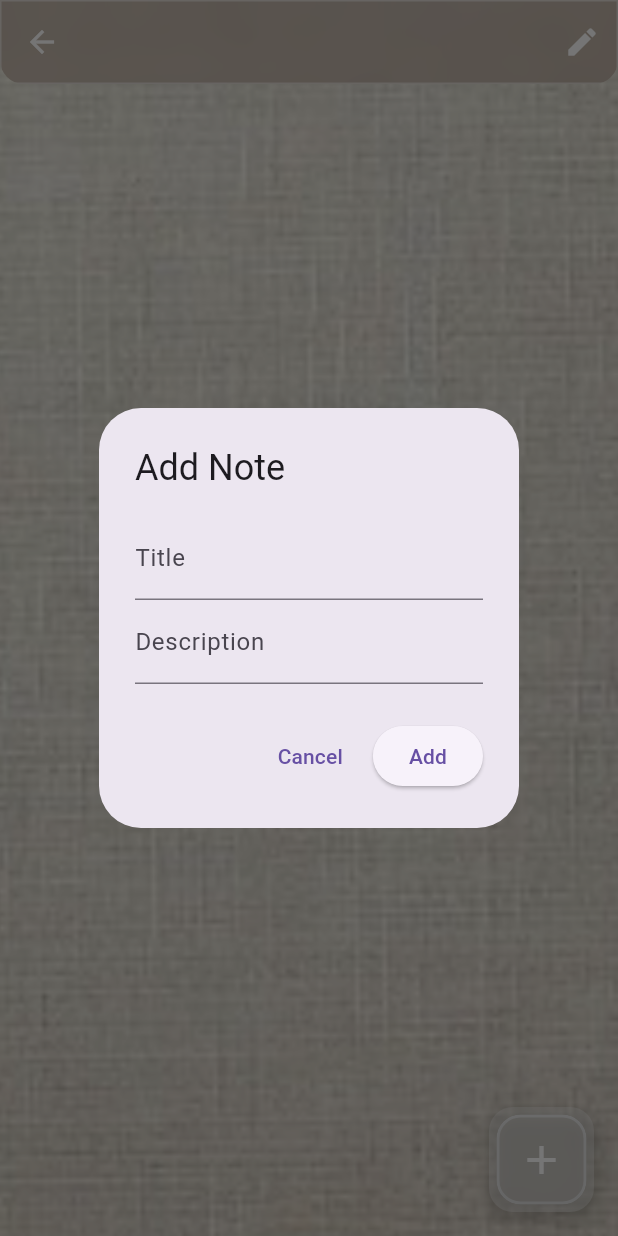
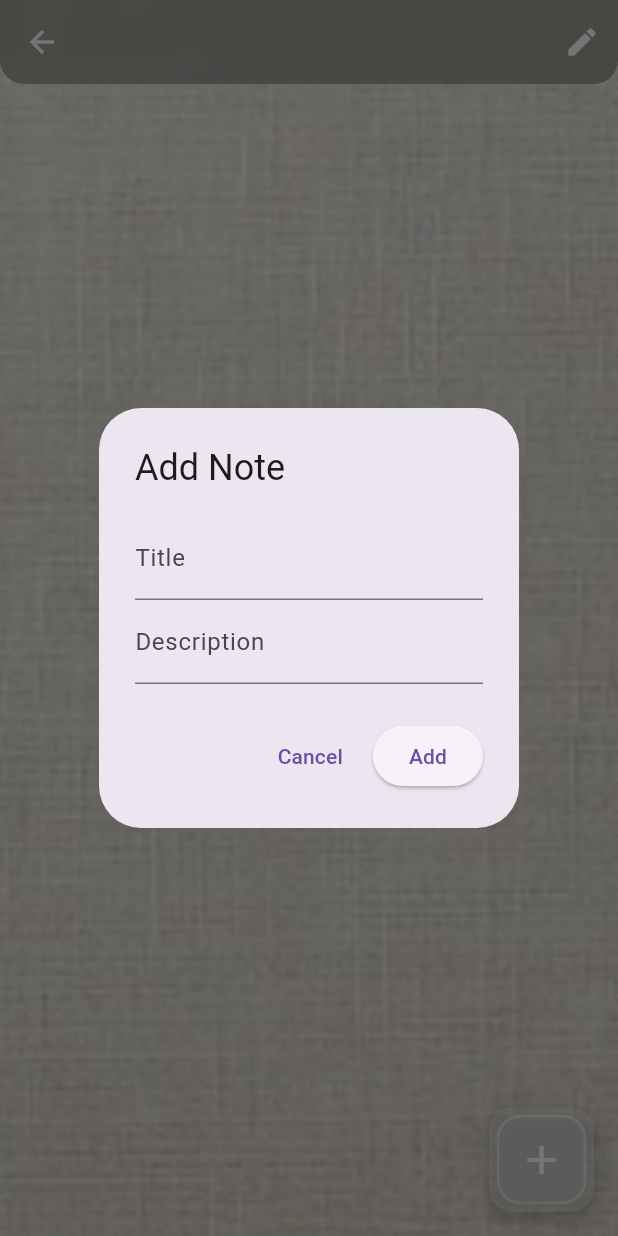
Before and after one commit to johnhcolani/Great-Note, a Flutter app: the NotePage screen opened directly with empty values, after a tap on the "add" icon, on a phone screen of 412 x 824 dp. Run offline on Flutter 3.47's test engine with Material 3 defaults, Android fonts, the phone set to English and light mode, and no system bars; our stand-ins replace bloc, equatable, flutter_bloc, image_picker, sqflite; missing offline and left inert: flutter_quill; accounts and stored records are empty.

Commit message:
Completed UI

```diff
--- a/lib/core/widgets/custom_floating_action_button.dart
+++ b/lib/core/widgets/custom_floating_action_button.dart
@@ -8,8 +8,8 @@ class GlossyRectangularButton extends StatelessWidget {
   const GlossyRectangularButton({
     required this.onPressed,
     required this.icon,
-    Key? key,
-  }) : super(key: key);
+    super.key,
+  });
 
   @override
   Widget build(BuildContext context) {
@@ -49,7 +49,7 @@ class GlossyRectangularButton extends StatelessWidget {
                   color: Colors.black.withOpacity(0.2), // Soft shadow effect
                   blurRadius: 10,
                   spreadRadius: 1,
-                  offset: Offset(0, 4), // Slight shadow below the button
+                  offset: const Offset(0, 4), // Slight shadow below the button
                 ),
               ],
             ),
--- a/lib/core/widgets/glossy_app_bar.dart
+++ b/lib/core/widgets/glossy_app_bar.dart
@@ -7,11 +7,11 @@ class GlossyAppBar extends StatelessWidget implements PreferredSizeWidget {
   final bool centerTitle;
 
   const GlossyAppBar({
-    Key? key,
+    super.key,
     required this.title,
     this.actions = const [],
     this.centerTitle = true, required Color backgroundColor, required int elevation,
-  }) : super(key: key);
+  });
 
   @override
   Widget build(BuildContext context) {
@@ -27,14 +27,11 @@ class GlossyAppBar extends StatelessWidget implements PreferredSizeWidget {
             child: Container(
               height: 200,
               decoration: BoxDecoration(
-                color: Colors.brown.withOpacity(0.3), // Glossy effect with opacity
+                color: Colors.black.withOpacity(0.3), // Glossy effect with opacity
                 borderRadius: const BorderRadius.vertical(
                   bottom: Radius.circular(0), // Same rounded corners
                 ),
-                border: Border.all(
-                  color: Colors.white.withOpacity(0.5), // White border for gloss
-                  width: 1.0,
-                ),
+
               ),
             ),
           ),
--- a/lib/features/app_background/app_background.dart
+++ b/lib/features/app_background/app_background.dart
@@ -1,15 +1,40 @@
+import 'dart:io';
+
 import 'package:flutter/material.dart';
+import 'package:flutter_bloc/flutter_bloc.dart';
+
+import 'bloc/background_bloc.dart';
 
 class AppBackground extends StatelessWidget {
   const AppBackground({super.key});
 
   @override
   Widget build(BuildContext context) {
-    return  Container(
-        decoration: const BoxDecoration(
-        image: DecorationImage(image: AssetImage('assets/images/pure_background.png'),
-            fit: BoxFit.cover
-        )
-    ));
+    // Dispatch the load event when the widget is built
+    context.read<BackgroundBloc>().add(LoadBackgroundEvent());
+
+    return BlocBuilder<BackgroundBloc, BackgroundState>(
+      builder: (context, state) {
+        if (state is BackgroundLoaded) {
+          return Container(
+            decoration: BoxDecoration(
+              image: DecorationImage(
+                image: FileImage(File(state.imagePath)),
+                fit: BoxFit.cover,
+              ),
+            ),
+          );
+        } else {
+          return Container(
+            decoration: const BoxDecoration(
+              image: DecorationImage(
+                image: AssetImage('assets/images/pure_background.png'),
+                fit: BoxFit.cover,
+              ),
+            ),
+          );
+        }
+      },
+    );
   }
 }
--- a/lib/features/app_background/bloc/background_bloc.dart
+++ b/lib/features/app_background/bloc/background_bloc.dart
@@ -1,13 +1,45 @@
 import 'package:bloc/bloc.dart';
-import 'package:meta/meta.dart';
+import 'package:image_picker/image_picker.dart';
+
+import '../data/data_source/background_local_data_source.dart';
 
 part 'background_event.dart';
 part 'background_state.dart';
 
 class BackgroundBloc extends Bloc<BackgroundEvent, BackgroundState> {
-  BackgroundBloc() : super(BackgroundInitial()) {
-    on<BackgroundEvent>((event, emit) {
-      // TODO: implement event handler
+  final BackgroundLocalDataSource backgroundDataSource;
+
+  BackgroundBloc(this.backgroundDataSource) : super(BackgroundInitial()) {
+    // Initialize the database before using it
+    backgroundDataSource.init();
+
+    on<ChangeBackgroundEvent>((event, emit) async {
+      final picker = ImagePicker();
+      final pickedFile = await picker.pickImage(source: ImageSource.gallery);
+
+      if (pickedFile != null) {
+        try {
+          await backgroundDataSource.saveBackgroundImage(pickedFile.path);
+          emit(BackgroundLoaded(pickedFile.path));
+        } catch (e) {
+          emit(BackgroundError('Failed to save background: ${e.toString()}'));
+        }
+      } else {
+        emit(BackgroundError('No image selected'));
+      }
+    });
+
+    on<LoadBackgroundEvent>((event, emit) async {
+      try {
+        final imagePath = await backgroundDataSource.getBackgroundImage();
+        if (imagePath != null) {
+          emit(BackgroundLoaded(imagePath));
+        } else {
+          emit(BackgroundInitial());
+        }
+      } catch (e) {
+        emit(BackgroundError('Failed to load background: ${e.toString()}'));
+      }
     });
   }
 }
--- a/lib/features/app_background/bloc/background_event.dart
+++ b/lib/features/app_background/bloc/background_event.dart
@@ -1,4 +1,8 @@
 part of 'background_bloc.dart';
 
-@immutable
-sealed class BackgroundEvent {}
+
+abstract class BackgroundEvent {}
+
+class LoadBackgroundEvent extends BackgroundEvent {}
+
+class ChangeBackgroundEvent extends BackgroundEvent {}
--- a/lib/features/app_background/bloc/background_state.dart
+++ b/lib/features/app_background/bloc/background_state.dart
@@ -1,6 +1,18 @@
 part of 'background_bloc.dart';
 
-@immutable
-sealed class BackgroundState {}
 
-final class BackgroundInitial extends BackgroundState {}
+abstract class BackgroundState {}
+
+class BackgroundInitial extends BackgroundState {}
+
+class BackgroundLoaded extends BackgroundState {
+  final String imagePath; // Path to the selected image
+
+  BackgroundLoaded(this.imagePath);
+}
+
+class BackgroundError extends BackgroundState {
+  final String message;
+
+  BackgroundError(this.message);
+}
--- a/lib/features/app_background/data/data_source/background_local_data_source.dart
+++ b/lib/features/app_background/data/data_source/background_local_data_source.dart
@@ -0,0 +1,57 @@
+import 'package:sqflite/sqflite.dart';
+import 'package:path/path.dart';
+
+class BackgroundLocalDataSource {
+  Database? _db;
+
+  // Initialize the database
+  Future<void> init() async {
+    _db = await openDatabase(
+      join(await getDatabasesPath(), 'backgrounds.db'),
+      version: 1,
+      onCreate: (db, version) {
+        return db.execute(
+          '''CREATE TABLE backgrounds (
+               id INTEGER PRIMARY KEY AUTOINCREMENT,
+               image_path TEXT
+             )''',
+        );
+      },
+    );
+  }
+
+  // Insert or update the background image
+  Future<void> saveBackgroundImage(String imagePath) async {
+    final db = _db;
+
+    if (db == null) {
+      throw Exception('Database not initialized');
+    }
+
+    // Check if a background exists
+    final result = await db.query('backgrounds', limit: 1);
+    if (result.isEmpty) {
+      // Insert new background if not present
+      await db.insert('backgrounds', {'image_path': imagePath});
+    } else {
+      // Update the existing background
+      await db.update('backgrounds', {'image_path': imagePath},
+          where: 'id = ?', whereArgs: [result.first['id']]);
+    }
+  }
+
+  // Retrieve the saved background image path
+  Future<String?> getBackgroundImage() async {
+    final db = _db;
+
+    if (db == null) {
+      throw Exception('Database not initialized');
+    }
+
+    final result = await db.query('backgrounds', limit: 1);
+    if (result.isNotEmpty) {
+      return result.first['image_path'] as String;
+    }
+    return null; // Return null if no background image is found
+  }
+}
--- a/lib/features/folders/presentation/bloc/folder_event.dart
+++ b/lib/features/folders/presentation/bloc/folder_event.dart
@@ -35,5 +35,5 @@ class UpdateFolderName extends FolderEvent {
   final int folderId;
   final String newName;
 
-  UpdateFolderName({required this.folderId, required this.newName});
+  const UpdateFolderName({required this.folderId, required this.newName});
 }
--- a/lib/features/folders/presentation/bloc/folder_state.dart
+++ b/lib/features/folders/presentation/bloc/folder_state.dart
@@ -21,7 +21,7 @@ class FolderLoading extends FolderState{
 class FolderLoaded extends FolderState{
   final List<Map<String, dynamic>> folders;
 
-  FolderLoaded(this.folders);
+  const FolderLoaded(this.folders);
   @override
   // TODO: implement props
   List<Object?> get props =>[folders] ;
--- a/lib/features/notes/presentation/bloc/note_bloc.dart
+++ b/lib/features/notes/presentation/bloc/note_bloc.dart
@@ -20,7 +20,7 @@ class NoteBloc extends Bloc<NoteEvent, NoteState> {
         emit(NotesLoaded(notes));
       } catch (e) {
         print('Error loading notes: $e');
-        emit(NoteError('Failed to load notes'));
+        emit(const NoteError('Failed to load notes'));
       }
     });
 
@@ -35,7 +35,7 @@ class NoteBloc extends Bloc<NoteEvent, NoteState> {
         add(LoadNotes(folderId: event.folderId)); // Reload notes after adding
       } catch (e) {
         print('Error adding note: $e');
-        emit(NoteError('Failed to add note'));
+        emit(const NoteError('Failed to add note'));
       }
     });
 
@@ -46,7 +46,7 @@ class NoteBloc extends Bloc<NoteEvent, NoteState> {
         add(LoadNotes(folderId: event.folderId)); // Reload notes after deleting
       } catch (e) {
         print('Error deleting note: $e');
-        emit(NoteError('Failed to delete note'));
+        emit(const NoteError('Failed to delete note'));
       }
     });
 
@@ -60,7 +60,7 @@ class NoteBloc extends Bloc<NoteEvent, NoteState> {
         add(LoadNotes(folderId: event.folderId)); // Reload notes after updating
       } catch (e) {
         print('Error updating note: $e');
-        emit(NoteError('Failed to update note'));
+        emit(const NoteError('Failed to update note'));
       }
     });
   }
--- a/lib/features/notes/presentation/screens/note_page.dart
+++ b/lib/features/notes/presentation/screens/note_page.dart
@@ -4,6 +4,7 @@ import 'package:flutter_bloc/flutter_bloc.dart';
 import 'package:flutter_quill/flutter_quill.dart' as quill;
 import 'package:greate_note_app/core/widgets/glossy_app_bar.dart';
 
+import '../../../app_background/app_background.dart';
 import '../../../folders/presentation/bloc/folder_bloc.dart';
 import '../../../folders/presentation/bloc/folder_event.dart';
 import '../../../../core/widgets/custom_floating_action_button.dart';
@@ -14,7 +15,7 @@ class NotePage extends StatefulWidget {
   final int folderId;
   final String folderName;
 
-  NotePage({required this.folderId, required this.folderName});
+  const NotePage({super.key, required this.folderId, required this.folderName});
 
   @override
   State<NotePage> createState() => _NotePageState();
@@ -31,31 +32,31 @@ class _NotePageState extends State<NotePage> {
 
   @override
   Widget build(BuildContext context) {
-    // Dispatch LoadNotes event when the page is opened
+    final isDarkMode = Theme.of(context).brightness == Brightness.dark;
+
     context.read<NoteBloc>().add(LoadNotes(folderId: widget.folderId));
 
     return Scaffold(
       extendBodyBehindAppBar: true,
       appBar: GlossyAppBar(
         backgroundColor: Colors.transparent,
-        title: '$_folderName',
+        title: _folderName,
         actions: [
           IconButton(
-            icon: Icon(Icons.edit),
+            icon: const Icon(Icons.edit),
             onPressed: () {
               _showEditFolderDialog(context);
             },
           ),
         ], elevation: 0,
       ),
-      body: Container(
-        decoration: const BoxDecoration(
-          image: DecorationImage(
-            image: AssetImage('assets/images/pure_background.png'),
-            fit: BoxFit.cover,
+      body: Stack(
+        children: [
+          const AppBackground(),
+          Container(
+            color: isDarkMode ? Colors.black.withOpacity(0.5) : Colors.white.withOpacity(0.1),
           ),
-        ),
-        child: BlocBuilder<NoteBloc, NoteState>(
+            BlocBuilder<NoteBloc, NoteState>(
               builder: (context, state) {
                 if (state is NoteLoading) {
                   return const Center(child: CircularProgressIndicator());
@@ -77,11 +78,13 @@ class _NotePageState extends State<NotePage> {
                       }
 
                       return Card(
+                        color: Colors.black.withOpacity(0.6),
+                        elevation: 10,
                         child: ListTile(
-                      title: Text(note['title']),
-                      // subtitle: Text(plainText),
+                          title: Text(note['title'],style: const TextStyle(color: Colors.white),),
+                           subtitle: Text(plainText,style: const TextStyle(color: Colors.white),),
                           trailing: IconButton(
-                        icon: Icon(Icons.delete),
+                            icon: const Icon(Icons.delete,color: Colors.white,),
                             onPressed: () {
                               _showDeleteConfirmationDialog(context, note['id']);
                             },
@@ -105,10 +108,12 @@ class _NotePageState extends State<NotePage> {
                 } else if (state is NoteError) {
                   return Center(child: Text(state.message));
                 } else {
-              return Center(child: Text('No notes found'));
+                  return const Center(child: Text('No notes found'));
                 }
               },
             ),
+
+        ],
       ),
       floatingActionButton: GlossyRectangularButton(
         onPressed: () {
@@ -122,28 +127,28 @@ class _NotePageState extends State<NotePage> {
 
   // Method to show a dialog for editing the folder name
   void _showEditFolderDialog(BuildContext context) {
-    final _folderNameController = TextEditingController(text: _folderName);
+    final folderNameController = TextEditingController(text: _folderName);
 
     showDialog(
       context: context,
       builder: (BuildContext context) {
         return AlertDialog(
-          title: Text('Edit Folder Name'),
+          title: const Text('Edit Folder Name'),
           content: TextFormField(
-            controller: _folderNameController,
-            decoration: InputDecoration(labelText: 'Folder Name'),
+            controller: folderNameController,
+            decoration: const InputDecoration(labelText: 'Folder Name'),
           ),
           actions: <Widget>[
             TextButton(
-              child: Text('Cancel'),
+              child: const Text('Cancel'),
               onPressed: () {
                 Navigator.of(context).pop();
               },
             ),
             ElevatedButton(
-              child: Text('Save'),
+              child: const Text('Save'),
               onPressed: () {
-                final newFolderName = _folderNameController.text.trim();
+                final newFolderName = folderNameController.text.trim();
                 if (newFolderName.isNotEmpty) {
                   // Update the folder name in the Bloc
                   context.read<FolderBloc>().add(UpdateFolderName(
@@ -169,17 +174,17 @@ class _NotePageState extends State<NotePage> {
       context: context,
       builder: (BuildContext context) {
         return AlertDialog(
-          title: Text('Delete Note'),
-          content: Text('Are you sure you want to delete this note?'),
+          title: const Text('Delete Note'),
+          content: const Text('Are you sure you want to delete this note?'),
           actions: <Widget>[
             TextButton(
-              child: Text('Cancel'),
+              child: const Text('Cancel'),
               onPressed: () {
                 Navigator.of(context).pop();
               },
             ),
             ElevatedButton(
-              child: Text('Delete'),
+              child: const Text('Delete'),
               onPressed: () {
                 context.read<NoteBloc>().add(DeleteNote(
                   noteId: noteId,
@@ -196,39 +201,39 @@ class _NotePageState extends State<NotePage> {
 
   // Show dialog to add a new note
   void _showAddNoteDialog(BuildContext context) {
-    final _titleController = TextEditingController();
-    final _descriptionController = TextEditingController();
+    final titleController = TextEditingController();
+    final descriptionController = TextEditingController();
 
     showDialog(
       context: context,
       builder: (BuildContext context) {
         return AlertDialog(
-          title: Text('Add Note'),
+          title: const Text('Add Note'),
           content: Column(
             mainAxisSize: MainAxisSize.min,
             children: [
               TextFormField(
-                controller: _titleController,
-                decoration: InputDecoration(labelText: 'Title'),
+                controller: titleController,
+                decoration: const InputDecoration(labelText: 'Title'),
               ),
               TextFormField(
-                controller: _descriptionController,
-                decoration: InputDecoration(labelText: 'Description'),
+                controller: descriptionController,
+                decoration: const InputDecoration(labelText: 'Description'),
               ),
             ],
           ),
           actions: <Widget>[
             TextButton(
-              child: Text('Cancel'),
+              child: const Text('Cancel'),
               onPressed: () {
                 Navigator.of(context).pop();
               },
             ),
             ElevatedButton(
-              child: Text('Add'),
+              child: const Text('Add'),
               onPressed: () {
-                final title = _titleController.text.trim();
-                final description = _descriptionController.text.trim();
+                final title = titleController.text.trim();
+                final description = descriptionController.text.trim();
                 if (title.isNotEmpty && description.isNotEmpty) {
                   context.read<NoteBloc>().add(
                     AddNote(
--- a/lib/features/splash_feature/presentation/screens/splash_screen.dart
+++ b/lib/features/splash_feature/presentation/screens/splash_screen.dart
@@ -2,7 +2,7 @@ import 'package:flutter/material.dart';
 import 'package:flutter_bloc/flutter_bloc.dart';
 import 'package:greate_note_app/core/widgets/splash_background.dart';
 import 'package:greate_note_app/features/folders/presentation/screens/folder_page.dart';
-import '../../../features/notes/data/data_sources/note_local_datasource.dart';
+import '../../../notes/data/data_sources/note_local_datasource.dart';
 import 'bloc/splash_bloc.dart';
 
 class SplashScreen extends StatefulWidget {
--- a/pubspec.yaml
+++ b/pubspec.yaml
@@ -48,6 +48,8 @@ dependencies:
   intl: ^0.19.0
   shared_preferences: ^2.3.2
   flutter_quill: ^10.8.2
+  flutter_quill_extensions: ^10.8.2
+  hydrated_bloc: ^9.1.5
 
 dev_dependencies:
   flutter_test:
```
Also changed, not shown: lib/core/database/app_database.dart (+8 -0 lines), lib/features/folders/presentation/bloc/folder_bloc.dart (+3 -4 lines), lib/features/folders/presentation/screens/folder_page.dart (+61 -34 lines), lib/features/notes/presentation/screens/note_edit_page.dart (+55 -24 lines), lib/main.dart (+27 -11 lines), assets/images/quill.png, pubspec.lock, 24 other files. Lines whose indentation alone changed are shown as unchanged.
